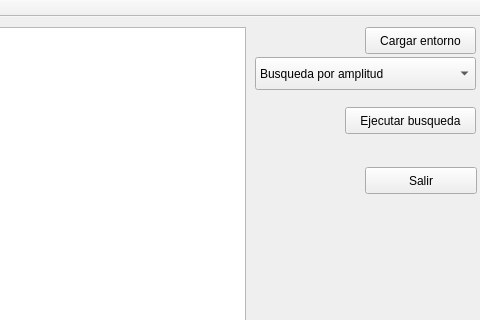
First picture: the form in ProyectoIA/mainwindow.ui, repository sebaxtian/IA, before the edit; both pictures show x 445 to 925 and y 0 to 320 of the 925 by 459 pixel window.
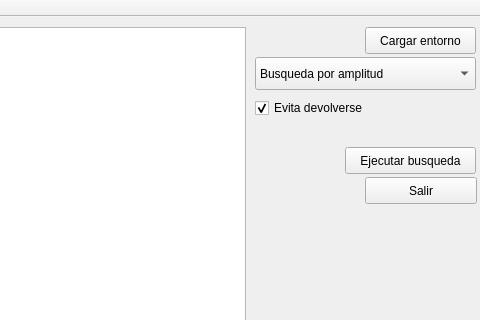
Second picture: the form after the edit.

Commit message: Se parametrizo para que pidiera si el algoritmo evita devolverse

What changed in the file:
```diff
--- a/ProyectoIA/mainwindow.ui
+++ b/ProyectoIA/mainwindow.ui
@@ -69,7 +69,7 @@
     <property name="geometry">
      <rect>
       <x>810</x>
-      <y>150</y>
+      <y>160</y>
       <width>112</width>
       <height>27</height>
      </rect>
@@ -102,7 +102,7 @@
     <property name="geometry">
      <rect>
       <x>790</x>
-      <y>90</y>
+      <y>130</y>
       <width>131</width>
       <height>27</height>
      </rect>
@@ -111,6 +111,22 @@
      <string>Ejecutar busqueda</string>
     </property>
    </widget>
+   <widget class="QCheckBox" name="chk_ind_env_devol">
+    <property name="geometry">
+     <rect>
+      <x>700</x>
+      <y>80</y>
+      <width>131</width>
+      <height>22</height>
+     </rect>
+    </property>
+    <property name="text">
+     <string>Evita devolverse</string>
+    </property>
+    <property name="checked">
+     <bool>true</bool>
+    </property>
+   </widget>
   </widget>
   <widget class="QMenuBar" name="menuBar">
    <property name="geometry">
```
Left out of the diff: 2 changed lines with no effect on the pictures. The commit also changes 14 other files.
